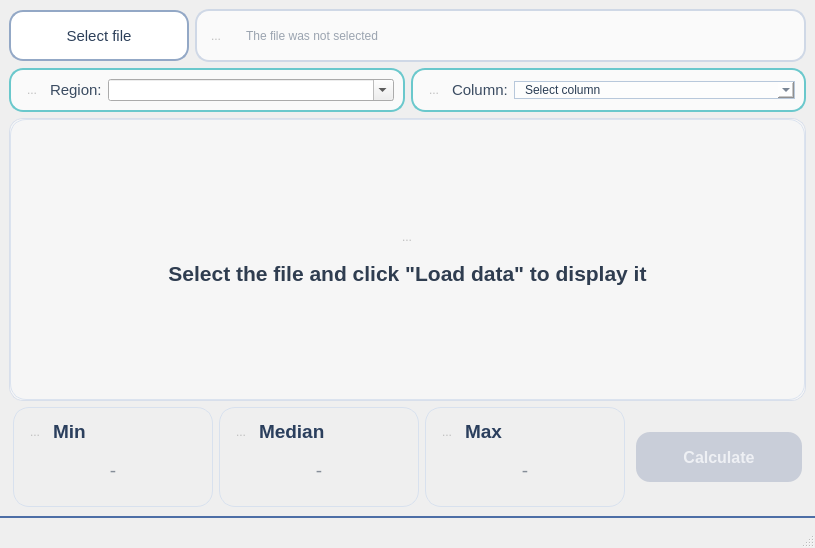
This is mainwindow.ui in aleksei-manikhin/sem2_lab_03_OP as Qt 5 draws it before an edit. The edited form follows.
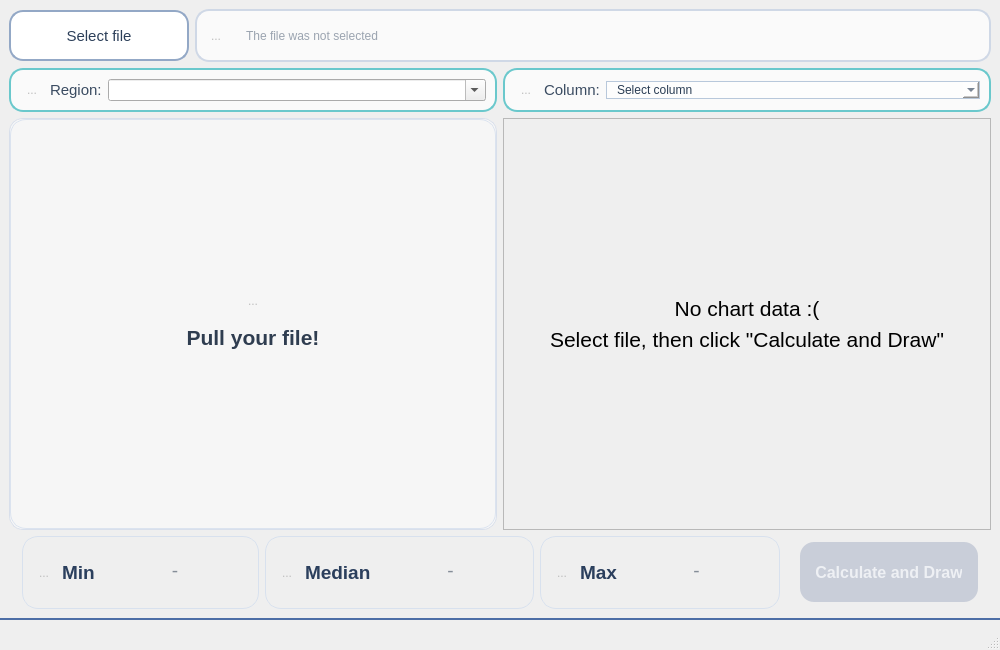
This is the edited form. Icons and pictures are not drawn.

Commit message: made ui prototype

```diff
--- a/mainwindow.ui
+++ b/mainwindow.ui
@@ -6,8 +6,8 @@
    <rect>
     <x>0</x>
     <y>0</y>
-    <width>815</width>
-    <height>548</height>
+    <width>1000</width>
+    <height>650</height>
    </rect>
   </property>
   <property name="sizePolicy">
@@ -18,8 +18,8 @@
   </property>
   <property name="minimumSize">
    <size>
-    <width>815</width>
-    <height>500</height>
+    <width>1000</width>
+    <height>650</height>
    </size>
   </property>
   <property name="font">
@@ -240,7 +240,7 @@
      <height>0</height>
     </size>
    </property>
-   <layout class="QVBoxLayout" name="verticalLayout_6">
+   <layout class="QVBoxLayout" name="verticalLayout_9">
     <item>
      <layout class="QHBoxLayout" name="fileRowLayout">
       <item>
@@ -336,7 +336,7 @@
      </layout>
     </item>
     <item>
-     <layout class="QHBoxLayout" name="controlRowLayout">
+     <layout class="QHBoxLayout" name="controlRowLayout" stretch="0,0">
       <item>
        <widget class="QFrame" name="regionFrame">
         <property name="sizePolicy">
@@ -504,6 +504,8 @@
      </layout>
     </item>
     <item>
+     <layout class="QHBoxLayout" name="horizontalLayout_7" stretch="0,0">
+      <item>
      <widget class="QStackedWidget" name="contentStackedWidget">
       <property name="sizePolicy">
        <sizepolicy hsizetype="Expanding" vsizetype="Expanding">
@@ -585,7 +587,7 @@
            <bool>true</bool>
           </property>
           <property name="text">
-           <string>Select the file and click &quot;Load data&quot; to display it</string>
+             <string>Pull your file!</string>
           </property>
           <property name="alignment">
            <set>Qt::AlignmentFlag::AlignCenter</set>
@@ -675,6 +677,128 @@
      </widget>
     </item>
     <item>
+       <widget class="QFrame" name="chartFrame">
+        <property name="frameShape">
+         <enum>QFrame::Shape::StyledPanel</enum>
+        </property>
+        <property name="frameShadow">
+         <enum>QFrame::Shadow::Raised</enum>
+        </property>
+        <layout class="QVBoxLayout" name="verticalLayout_8">
+         <item>
+          <widget class="QStackedWidget" name="ChartStackedWidget">
+           <property name="currentIndex">
+            <number>0</number>
+           </property>
+           <widget class="QWidget" name="chartEmptyPage">
+            <layout class="QVBoxLayout" name="verticalLayout_6">
+             <item>
+              <spacer name="verticalSpacer_3">
+               <property name="orientation">
+                <enum>Qt::Orientation::Vertical</enum>
+               </property>
+               <property name="sizeHint" stdset="0">
+                <size>
+                 <width>20</width>
+                 <height>40</height>
+                </size>
+               </property>
+              </spacer>
+             </item>
+             <item>
+              <widget class="QLabel" name="chartEmptyTitleLabel">
+               <property name="font">
+                <font>
+                 <pointsize>16</pointsize>
+                </font>
+               </property>
+               <property name="text">
+                <string>No chart data :(</string>
+               </property>
+               <property name="alignment">
+                <set>Qt::AlignmentFlag::AlignCenter</set>
+               </property>
+              </widget>
+             </item>
+             <item>
+              <widget class="QLabel" name="chartEmptyTextLabel">
+               <property name="sizePolicy">
+                <sizepolicy hsizetype="Preferred" vsizetype="Preferred">
+                 <horstretch>0</horstretch>
+                 <verstretch>0</verstretch>
+                </sizepolicy>
+               </property>
+               <property name="font">
+                <font>
+                 <pointsize>16</pointsize>
+                </font>
+               </property>
+               <property name="text">
+                <string>Select file, then click &quot;Calculate and Draw&quot;</string>
+               </property>
+               <property name="alignment">
+                <set>Qt::AlignmentFlag::AlignCenter</set>
+               </property>
+               <property name="wordWrap">
+                <bool>true</bool>
+               </property>
+              </widget>
+             </item>
+             <item>
+              <spacer name="verticalSpacer_4">
+               <property name="orientation">
+                <enum>Qt::Orientation::Vertical</enum>
+               </property>
+               <property name="sizeHint" stdset="0">
+                <size>
+                 <width>20</width>
+                 <height>40</height>
+                </size>
+               </property>
+              </spacer>
+             </item>
+            </layout>
+           </widget>
+           <widget class="QWidget" name="chartPage">
+            <layout class="QVBoxLayout" name="verticalLayout_7">
+             <item>
+              <widget class="QLabel" name="chartLabel">
+               <property name="sizePolicy">
+                <sizepolicy hsizetype="Expanding" vsizetype="Expanding">
+                 <horstretch>0</horstretch>
+                 <verstretch>0</verstretch>
+                </sizepolicy>
+               </property>
+               <property name="minimumSize">
+                <size>
+                 <width>440</width>
+                 <height>320</height>
+                </size>
+               </property>
+               <property name="maximumSize">
+                <size>
+                 <width>16777215</width>
+                 <height>16777215</height>
+                </size>
+               </property>
+               <property name="text">
+                <string>TextLabel</string>
+               </property>
+               <property name="alignment">
+                <set>Qt::AlignmentFlag::AlignCenter</set>
+               </property>
+              </widget>
+             </item>
+            </layout>
+           </widget>
+          </widget>
+         </item>
+        </layout>
+       </widget>
+      </item>
+     </layout>
+    </item>
+    <item>
      <layout class="QHBoxLayout" name="bottomRowLayout">
       <item>
        <spacer name="horizontalSpacer_3">
@@ -700,7 +824,7 @@
         <property name="minimumSize">
          <size>
           <width>200</width>
-          <height>100</height>
+          <height>73</height>
          </size>
         </property>
         <property name="frameShape">
@@ -709,7 +833,7 @@
         <property name="frameShadow">
          <enum>QFrame::Shadow::Raised</enum>
         </property>
-        <layout class="QVBoxLayout" name="verticalLayout_3">
+        <layout class="QHBoxLayout" name="horizontalLayout_8">
          <item>
           <layout class="QHBoxLayout" name="horizontalLayout_4">
            <item>
@@ -799,7 +923,7 @@
         <property name="minimumSize">
          <size>
           <width>200</width>
-          <height>100</height>
+          <height>73</height>
          </size>
         </property>
         <property name="frameShape">
@@ -808,7 +932,7 @@
         <property name="frameShadow">
          <enum>QFrame::Shadow::Raised</enum>
         </property>
-        <layout class="QVBoxLayout" name="verticalLayout_5">
+        <layout class="QHBoxLayout" name="horizontalLayout_9">
          <item>
           <layout class="QHBoxLayout" name="horizontalLayout_6">
            <item>
@@ -898,7 +1022,7 @@
         <property name="minimumSize">
          <size>
           <width>200</width>
-          <height>100</height>
+          <height>73</height>
          </size>
         </property>
         <property name="frameShape">
@@ -907,7 +1031,7 @@
         <property name="frameShadow">
          <enum>QFrame::Shadow::Raised</enum>
         </property>
-        <layout class="QVBoxLayout" name="verticalLayout_4">
+        <layout class="QHBoxLayout" name="horizontalLayout_10">
          <item>
           <layout class="QHBoxLayout" name="horizontalLayout_5">
            <item>
@@ -991,6 +1115,9 @@
         <property name="orientation">
          <enum>Qt::Orientation::Horizontal</enum>
         </property>
+        <property name="sizeType">
+         <enum>QSizePolicy::Policy::Expanding</enum>
+        </property>
         <property name="sizeHint" stdset="0">
          <size>
           <width>40</width>
@@ -1012,8 +1139,8 @@
         </property>
         <property name="minimumSize">
          <size>
-          <width>166</width>
-          <height>50</height>
+          <width>178</width>
+          <height>60</height>
          </size>
         </property>
         <property name="font">
@@ -1023,7 +1150,7 @@
          </font>
         </property>
         <property name="text">
-         <string>Calculate</string>
+         <string>Calculate and Draw</string>
         </property>
        </widget>
       </item>
```
Left out of the diff: 2 changed lines with no effect on the pictures. Lines whose indentation alone changed are shown as unchanged. The commit also changes 1 other file.
